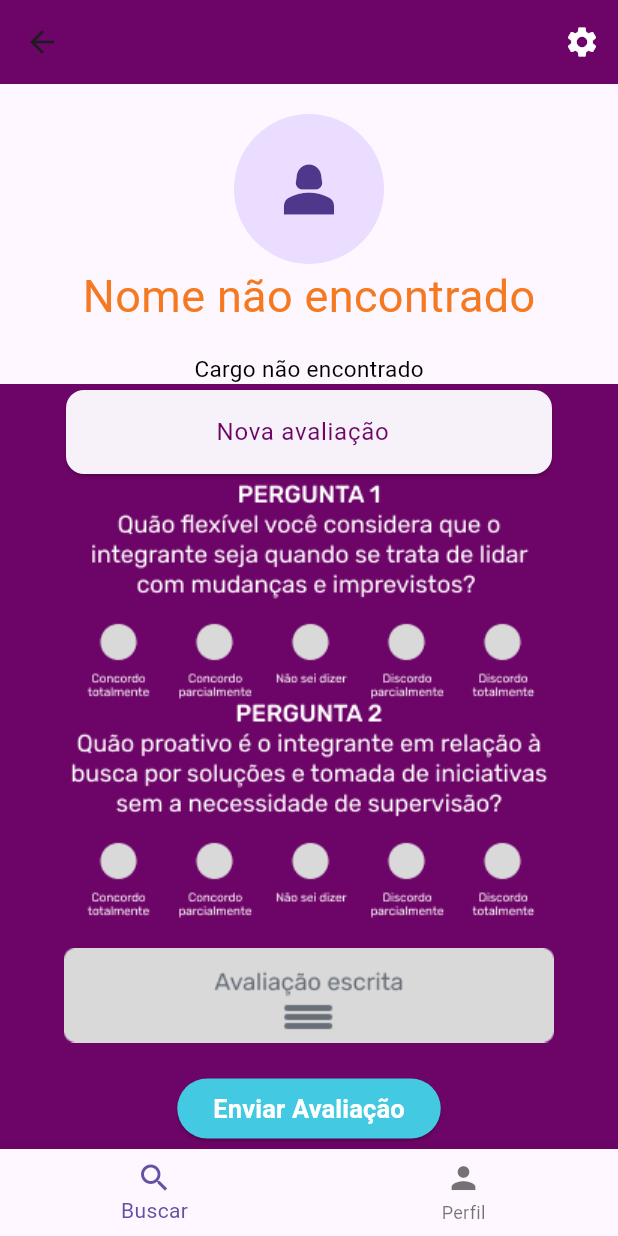
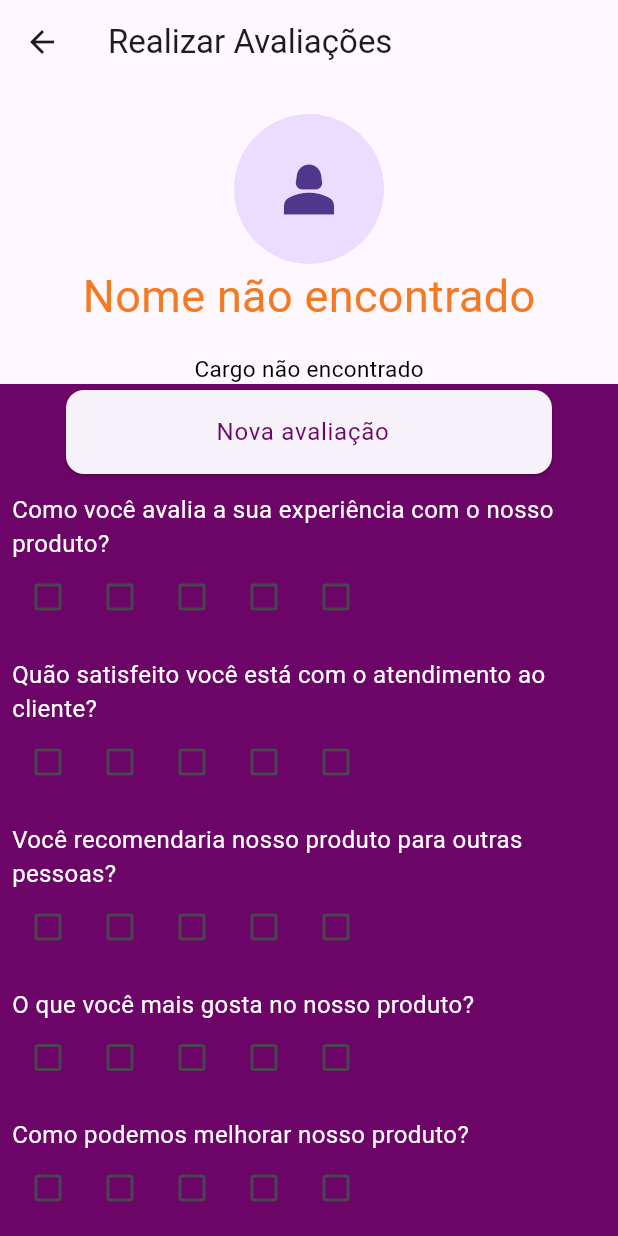
Before and after one commit to henriquepadua/Desafio_Final_CAMP2024_MOBILE, a Flutter app: the RealizarAvaliacoesPageView screen opened directly, on a phone screen of 412 x 824 dp. Run offline on Flutter 3.47's test engine with Material 3 defaults, Android fonts, the phone set to English and light mode, and no system bars; our stand-ins replace dio, shared_preferences; missing offline and left inert: dart:ffi; accounts and stored records are empty.

Commit message:
adicionando página de avaliar pessoas

```diff
--- a/Mobile/lib/views/RealizarAvaliacoesPageView.dart
+++ b/Mobile/lib/views/RealizarAvaliacoesPageView.dart
@@ -1,6 +1,4 @@
-import 'package:flutter/cupertino.dart';
 import 'package:flutter/material.dart';
-import 'package:flutter/widgets.dart';
 import 'package:shared_preferences/shared_preferences.dart';
 
 class RealizarAvaliacoesPageView extends StatefulWidget {
@@ -12,6 +10,18 @@ class RealizarAvaliacoesPageViewState
     extends State<RealizarAvaliacoesPageView> {
   String nome = '';
   String cargo = '';
+
+  // Lista de perguntas com suas opções
+  final List<String> _perguntas = [
+    "Como você avalia a sua experiência com o nosso produto?",
+    "Quão satisfeito você está com o atendimento ao cliente?",
+    "Você recomendaria nosso produto para outras pessoas?",
+    "O que você mais gosta no nosso produto?",
+    "Como podemos melhorar nosso produto?"
+  ];
+
+  // Índice da pergunta selecionada
+  int? _selectedQuestionIndex;
 
   @override
   void initState() {
@@ -26,37 +36,16 @@ class RealizarAvaliacoesPageViewState
       cargo = prefs.getString('cargoPesquisado') ?? 'Cargo não encontrado';
     });
   }
+
   @override
   Widget build(BuildContext context) {
     return Scaffold(
-      bottomNavigationBar: BottomNavigationBar(
-          items: const [
-            BottomNavigationBarItem(icon: Icon(Icons.search), label: "Buscar"),
-            BottomNavigationBarItem(icon: Icon(Icons.person), label: "Perfil"),
-          ],
-          // currentIndex: _selectedIndex,
-          // selectedItemColor: Colors.amber[800],
-          // onTap: _onItemTapped,
+      appBar: AppBar(
+        title: Text('Realizar Avaliações'),
       ),
-      appBar: AppBar(
-        leading: IconButton(
-          icon: const Icon(Icons.arrow_back),
-          onPressed: () {
-            Navigator.of(context).pop();
-          },
-        ),
-        backgroundColor: Color.fromRGBO(109, 4, 103, 1),
-        actions: [
-          IconButton(
-            icon: const Icon(Icons.settings, color: Colors.white),
-            onPressed: () {},
-          ),
-        ],
-      ),
-      body: ListView(children: [
-        const Padding(
-          padding: EdgeInsets.symmetric(vertical: 10),
-        ),
+      body: ListView(
+        children: [
+          const Padding(padding: EdgeInsets.symmetric(vertical: 10)),
           const Center(
             child: CircleAvatar(
               maxRadius: 50,
@@ -94,19 +83,18 @@ class RealizarAvaliacoesPageViewState
           ),
           Container(
             color: Color(0xFF6D0467),
-          child: Column(children: [
-            Image.asset("assets/Pergunta1.png"),
-            Image.asset("assets/Pergunta2.png"),
-            Padding(padding: EdgeInsets.symmetric(vertical: 10)),
-            Image.asset("assets/Avaliacaoscrita.png"),
+            child: Column(
+              children: _buildPerguntas(),
+            ),
+          ),
           Padding(padding: EdgeInsets.symmetric(vertical: 10)),
           ElevatedButton(
             style: ButtonStyle(
-                      backgroundColor:
-                          MaterialStateProperty.all<Color>(Color(0xFF43C9E2)),
+              backgroundColor: MaterialStateProperty.all<Color>(Color(0xFF43C9E2)),
             ),
             onPressed: () async {
-
+              // Lógica para enviar a avaliação
+              print("Pergunta selecionada: ${_selectedQuestionIndex != null ? _perguntas[_selectedQuestionIndex!] : 'Nenhuma'}");
             },
             child: const Text(
               "Enviar Avaliação",
@@ -118,10 +106,42 @@ class RealizarAvaliacoesPageViewState
             ),
           ),
           Padding(padding: EdgeInsets.symmetric(vertical: 10)),
-
-          ]),
-        )
-      ]),
+        ],
+      ),
     );
   }
+
+  List<Widget> _buildPerguntas() {
+    List<Widget> widgets = [];
+    for (int i = 0; i < _perguntas.length; i++) {
+      widgets.add(
+        Padding(
+          padding: const EdgeInsets.all(8.0),
+          child: Column(
+            crossAxisAlignment: CrossAxisAlignment.start,
+            children: [
+              Text(
+                _perguntas[i],
+                style: TextStyle(fontSize: 16, color: Colors.white),
+              ),
+              Row(
+                children: List.generate(5, (index) {
+                  final value = index + 1;
+                  return Checkbox(
+                    value: _selectedQuestionIndex == i && _selectedQuestionIndex == index,
+                    onChanged: (bool? isChecked) {
+                      setState(() {
+                        _selectedQuestionIndex = isChecked! ? i : null;
+                      });
+                    },
+                  );
+                }),
+              ),
+            ],
+          ),
+        ),
+      );
     }
+    return widgets;
+  }
+}
```
Lines whose indentation alone changed are shown as unchanged.
